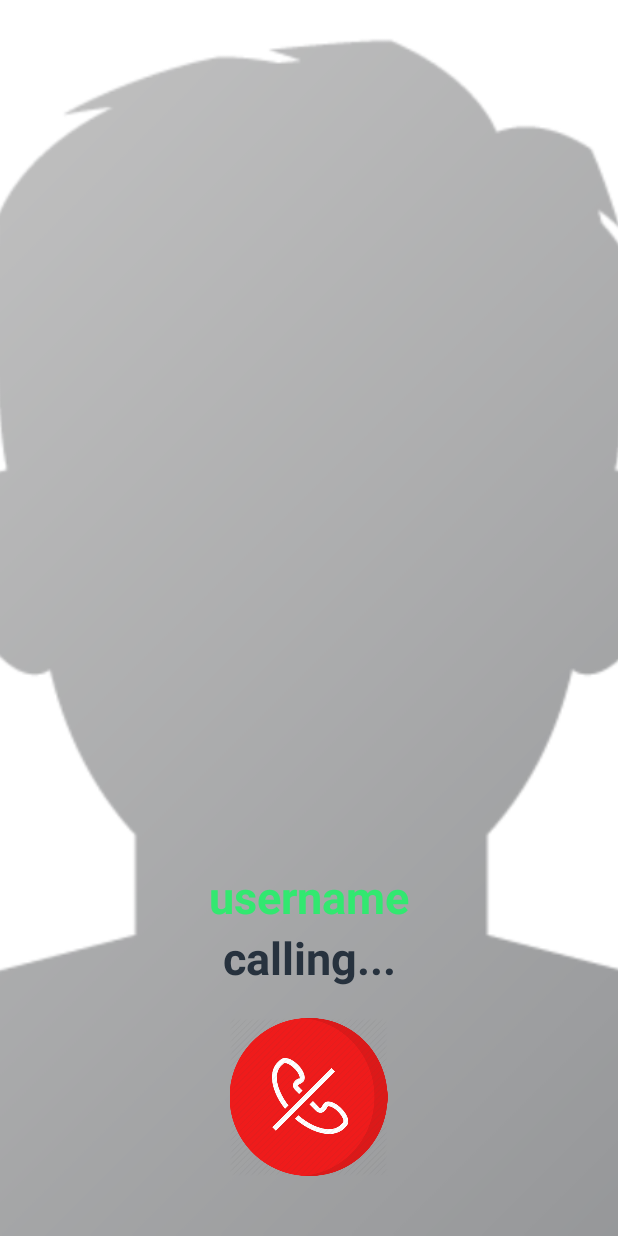
After one commit to DongHeonRyu/Android_Messenger_App, an Android app: the CallingActivity screen opened directly, with no data from a screen before it, on a phone screen of 412 x 824 dp. The commit adds this screen. Run offline under Robolectric (Android 15) with nearby library versions, the phone set to English and light mode, and no system bars; our stand-ins replace Firebase (no records; nobody signed in at launch, a user with empty details on screens opened directly), Picasso; 1 statement that could not run was skipped.

Commit message:
Calling Activity

```diff
--- a/app/src/main/AndroidManifest.xml
+++ b/app/src/main/AndroidManifest.xml
@@ -1,6 +1,8 @@
 <?xml version="1.0" encoding="utf-8"?>
 <manifest xmlns:android="http://schemas.android.com/apk/res/android"
     package="com.mycompany.messengerproject">
+
+    <uses-permission android:name="android.permission.INTERNET" />
 
     <application
         android:allowBackup="true"
@@ -9,7 +11,8 @@
         android:roundIcon="@mipmap/ic_launcher_round"
         android:supportsRtl="true"
         android:theme="@style/Theme.MessengerProject">
-        <activity android:name=".ProfileActivity"></activity>
+        <activity android:name=".CallingActivity"></activity>
+        <activity android:name=".ProfileActivity" />
         <activity android:name=".FindPeopleActivity" />
         <activity android:name=".NotificationActivity" />
         <activity android:name=".SettingActivity" />
@@ -25,6 +28,4 @@
         </activity>
     </application>
 
-    <uses-permission android:name="android.permission.INTERNET" />
-
 </manifest>
--- /dev/null
+++ b/app/src/main/java/com/mycompany/messengerproject/CallingActivity.java
@@ -0,0 +1,123 @@
+package com.mycompany.messengerproject;
+
+import androidx.annotation.NonNull;
+import androidx.appcompat.app.AppCompatActivity;
+
+import android.os.Bundle;
+import android.widget.ImageView;
+import android.widget.TextView;
+
+import com.google.android.gms.tasks.OnCompleteListener;
+import com.google.android.gms.tasks.Task;
+import com.google.firebase.auth.FirebaseAuth;
+import com.google.firebase.database.DataSnapshot;
+import com.google.firebase.database.DatabaseError;
+import com.google.firebase.database.DatabaseReference;
+import com.google.firebase.database.FirebaseDatabase;
+import com.google.firebase.database.ValueEventListener;
+import com.squareup.picasso.Picasso;
+
+import java.util.HashMap;
+
+public class CallingActivity extends AppCompatActivity {
+
+    private TextView nameContact;
+    private ImageView profileImage;
+    private ImageView cancelCallBtn, makeCallBtn;
+
+    private String receiverUserId= "", receiverUserImage= "", receiverUserName="";
+    private String senderUserId= "", senderUserImage= "", senderUserName="";
+    private DatabaseReference usersRef;
+
+
+    @Override
+    protected void onCreate(Bundle savedInstanceState) {
+        super.onCreate(savedInstanceState);
+        setContentView(R.layout.activity_calling);
+
+        senderUserId = FirebaseAuth.getInstance().getCurrentUser().getUid();
+
+        receiverUserId = getIntent().getExtras().get("visit_user_id").toString();
+        usersRef = FirebaseDatabase.getInstance().getReference().child("Users");
+
+        nameContact = findViewById(R.id.name_calling);
+        profileImage = findViewById(R.id.profile_image_calling);
+        cancelCallBtn = findViewById(R.id.cancel_call);
+        makeCallBtn = findViewById(R.id.make_call);
+
+        getAndSetUserProfileInfo();
+
+    }
+
+    private void getAndSetUserProfileInfo() {
+
+        usersRef.addValueEventListener(new ValueEventListener() {
+            @Override
+            public void onDataChange(DataSnapshot dataSnapshot) {
+
+                if(dataSnapshot.child(receiverUserId).exists()){
+                    receiverUserImage = dataSnapshot.child(receiverUserId).child("image").getValue().toString();
+                    receiverUserName = dataSnapshot.child(receiverUserId).child("name").getValue().toString();
+
+                    nameContact.setText(receiverUserName);
+                    Picasso.get().load(receiverUserImage).placeholder(R.drawable.profile_image).into(profileImage);
+                }
+                if(dataSnapshot.child(senderUserId).exists()){
+
+                    senderUserImage = dataSnapshot.child(senderUserId).child("image").getValue().toString();
+                    senderUserName = dataSnapshot.child(senderUserId).child("name").getValue().toString();
+
+
+                }
+            }
+
+            @Override
+            public void onCancelled(DatabaseError databaseError) {
+
+            }
+        });
+
+    }
+
+    @Override
+    protected void onStart() {
+        super.onStart();
+
+        usersRef.child(receiverUserId)
+                .addListenerForSingleValueEvent(new ValueEventListener() {
+                    @Override
+                    public void onDataChange(DataSnapshot dataSnapshot) {
+
+                        if(!dataSnapshot.hasChild("Calling") && !dataSnapshot.hasChild("Ringing") ){
+
+                            final HashMap<String, Object> callingInfo = new HashMap<>();
+                            callingInfo.put("calling", receiverUserId);
+
+                            usersRef.child(senderUserId).child("Calling")
+                                    .updateChildren(callingInfo)
+                                    .addOnCompleteListener(new OnCompleteListener<Void>() {
+                                @Override
+                                public void onComplete(@NonNull Task<Void> task) {
+
+                                    if(task.isSuccessful()){
+                                        final HashMap<String, Object> ringingInfo = new HashMap<>();
+
+                                        ringingInfo.put("ringing", senderUserId);
+
+                                        usersRef.child(receiverUserId).child("Ringing")
+                                                .updateChildren(ringingInfo);
+
+                                    }
+                                }
+                            });
+
+                        }
+                    }
+
+                    @Override
+                    public void onCancelled(DatabaseError databaseError) {
+
+                    }
+                });
+    }
+}
--- a/app/src/main/java/com/mycompany/messengerproject/ContactsActivity.java
+++ b/app/src/main/java/com/mycompany/messengerproject/ContactsActivity.java
@@ -35,6 +35,7 @@ public class ContactsActivity extends AppCompatActivity {
     private DatabaseReference contactsRef, usersRef;
     private FirebaseAuth mAuth;
     private String currentUserId, userName = "", profileImage = "";
+    private String calledBy ="";
 
     @Override
     protected void onCreate(Bundle savedInstanceState) {
@@ -96,6 +97,11 @@ public class ContactsActivity extends AppCompatActivity {
     protected void onStart() {
         super.onStart();
 
+
+        checkForReceivingCall();
+
+        validateUser();
+
         FirebaseRecyclerOptions<Contacts> options
                 = new FirebaseRecyclerOptions.Builder<Contacts>()
                 .setQuery(contactsRef.child(currentUserId), Contacts.class)
@@ -118,6 +124,15 @@ public class ContactsActivity extends AppCompatActivity {
                             holder.userNameTxt.setText(userName);
                             Picasso.get().load(profileImage).into(holder.profileImageView);
                         }
+
+                        holder.callBtn.setOnClickListener(new View.OnClickListener() {
+                            @Override
+                            public void onClick(View v) {
+                                Intent callingIntent = new Intent(ContactsActivity.this, CallingActivity.class);
+                                callingIntent.putExtra("visit_user_id", listUserId);
+                                startActivity(callingIntent);
+                            }
+                        });
                     }
 
                     @Override
@@ -140,6 +155,8 @@ public class ContactsActivity extends AppCompatActivity {
         firebaseRecyclerAdapter.startListening();
     }
 
+
+
     public static class ContactsViewHolder extends RecyclerView.ViewHolder
     {
         TextView userNameTxt;
@@ -154,4 +171,48 @@ public class ContactsActivity extends AppCompatActivity {
             profileImageView = itemView.findViewById(R.id.image_contact);
         }
     }
+
+    private void validateUser(){
+
+        DatabaseReference reference = FirebaseDatabase.getInstance().getReference();
+
+        reference.child("Users").child(currentUserId).addValueEventListener(new ValueEventListener() {
+            @Override
+            public void onDataChange(DataSnapshot dataSnapshot) {
+                if(!dataSnapshot.exists()){
+                    Intent settingIntent = new Intent(ContactsActivity.this, SettingActivity.class);
+                    startActivity(settingIntent);
+                    finish();
+                }
+            }
+
+            @Override
+            public void onCancelled(DatabaseError databaseError) {
+
+            }
+        });
+    }
+    private void checkForReceivingCall() {
+
+        usersRef.child(currentUserId)
+                .child("Ringing")
+                .addValueEventListener(new ValueEventListener() {
+                    @Override
+                    public void onDataChange(DataSnapshot dataSnapshot) {
+                        if(dataSnapshot.hasChild("ringing")){
+
+                            calledBy = dataSnapshot.child("ringing").getValue().toString();
+
+                            Intent callingIntent = new Intent(ContactsActivity.this, CallingActivity.class);
+                            callingIntent.putExtra("visit_user_id", calledBy);
+                            startActivity(callingIntent);
+                        }
+                    }
+
+                    @Override
+                    public void onCancelled(DatabaseError databaseError) {
+
+                    }
+                });
+    }
 }
--- /dev/null
+++ b/app/src/main/res/layout/activity_calling.xml
@@ -0,0 +1,68 @@
+<?xml version="1.0" encoding="utf-8"?>
+<RelativeLayout xmlns:android="http://schemas.android.com/apk/res/android"
+    xmlns:app="http://schemas.android.com/apk/res-auto"
+    xmlns:tools="http://schemas.android.com/tools"
+    android:layout_width="match_parent"
+    android:layout_height="match_parent"
+    tools:context=".CallingActivity">
+
+
+    <ImageView
+        android:id="@+id/profile_image_calling"
+        android:layout_width="match_parent"
+        android:layout_height="match_parent"
+        android:src="@drawable/profile_image"
+        android:scaleType="centerCrop"></ImageView>
+
+    <TextView
+        android:id="@+id/name_calling"
+        android:layout_width="match_parent"
+        android:layout_height="wrap_content"
+        android:text="username"
+        android:textColor="@color/colorPrimary"
+        android:textSize="30dp"
+        android:maxLines="5"
+        android:textStyle="bold"
+        android:gravity="center"
+        android:layout_above="@id/txt"/>
+
+    <TextView
+        android:id="@+id/txt"
+        android:layout_width="match_parent"
+        android:layout_height="wrap_content"
+        android:text="calling..."
+        android:textColor="@color/colorAccent"
+        android:textSize="30dp"
+        android:maxLines="5"
+        android:textStyle="bold"
+        android:gravity="center"
+        android:layout_marginBottom="20dp"
+        android:layout_above="@+id/linear_layout1"/>
+
+    <LinearLayout
+        android:id="@+id/linear_layout1"
+        android:layout_width="match_parent"
+        android:layout_height="wrap_content"
+        android:layout_alignParentBottom="true"
+        android:layout_marginBottom="40dp"
+        android:gravity="center"
+        android:orientation="horizontal">
+
+        <ImageView
+            android:id="@+id/make_call"
+            android:layout_width="120dp"
+            android:layout_height="120dp"
+            android:src="@drawable/make_call"
+            android:layout_marginRight="80dp"
+            android:visibility="gone"
+
+            ></ImageView>
+        <ImageView
+            android:id="@+id/cancel_call"
+            android:layout_width="110dp"
+            android:layout_height="105dp"
+            android:src="@drawable/cancel_call"
+            ></ImageView>
+
+    </LinearLayout>
+</RelativeLayout>
```
